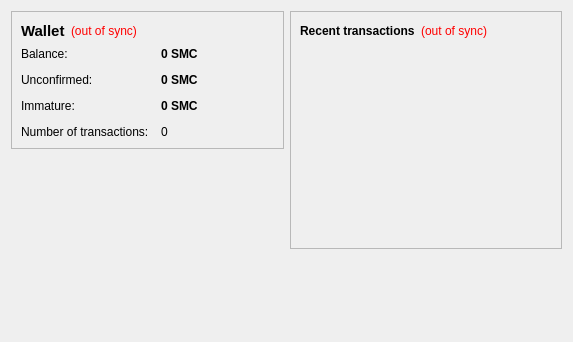
First picture: the form in src/qt/forms/overviewpage.ui, repository marihuana66/marihuanacoin, before the edit.
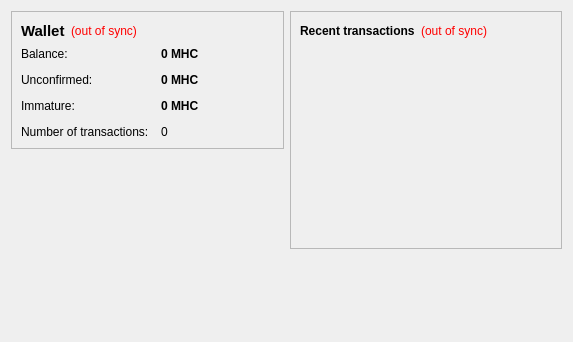
Second picture: the form after the edit.

Diff of the .ui file:
```diff
--- a/src/qt/forms/overviewpage.ui
+++ b/src/qt/forms/overviewpage.ui
@@ -105,7 +105,7 @@
              <string>Your current balance</string>
             </property>
             <property name="text">
-             <string notr="true">0 SMC</string>
+             <string notr="true">0 MHC</string>
             </property>
             <property name="textInteractionFlags">
              <set>Qt::LinksAccessibleByMouse|Qt::TextSelectableByKeyboard|Qt::TextSelectableByMouse</set>
@@ -134,7 +134,7 @@
              <string>Total of transactions that have yet to be confirmed, and do not yet count toward the current balance</string>
             </property>
             <property name="text">
-             <string notr="true">0 SMC</string>
+             <string notr="true">0 MHC</string>
             </property>
             <property name="textInteractionFlags">
              <set>Qt::LinksAccessibleByMouse|Qt::TextSelectableByKeyboard|Qt::TextSelectableByMouse</set>
@@ -177,7 +177,7 @@
              <string>Mined balance that has not yet matured</string>
             </property>
             <property name="text">
-             <string notr="true">0 SMC</string>
+             <string notr="true">0 MHC</string>
             </property>
             <property name="textInteractionFlags">
              <set>Qt::LinksAccessibleByMouse|Qt::TextSelectableByKeyboard|Qt::TextSelectableByMouse</set>
```
Left out of the diff: 4 changed lines with no effect on the pictures.
